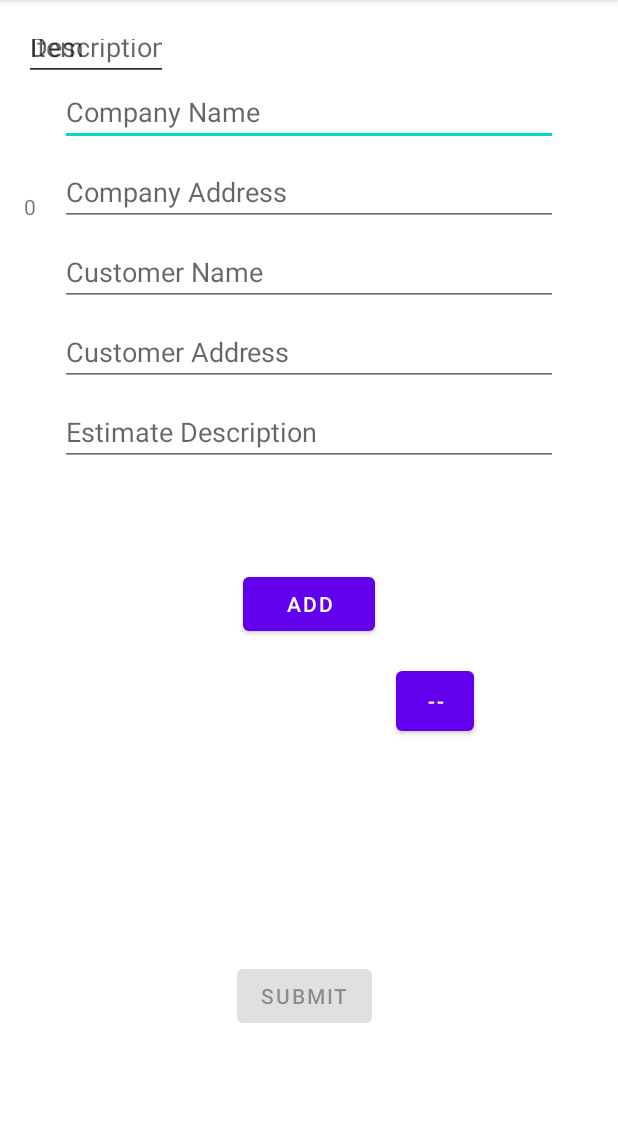
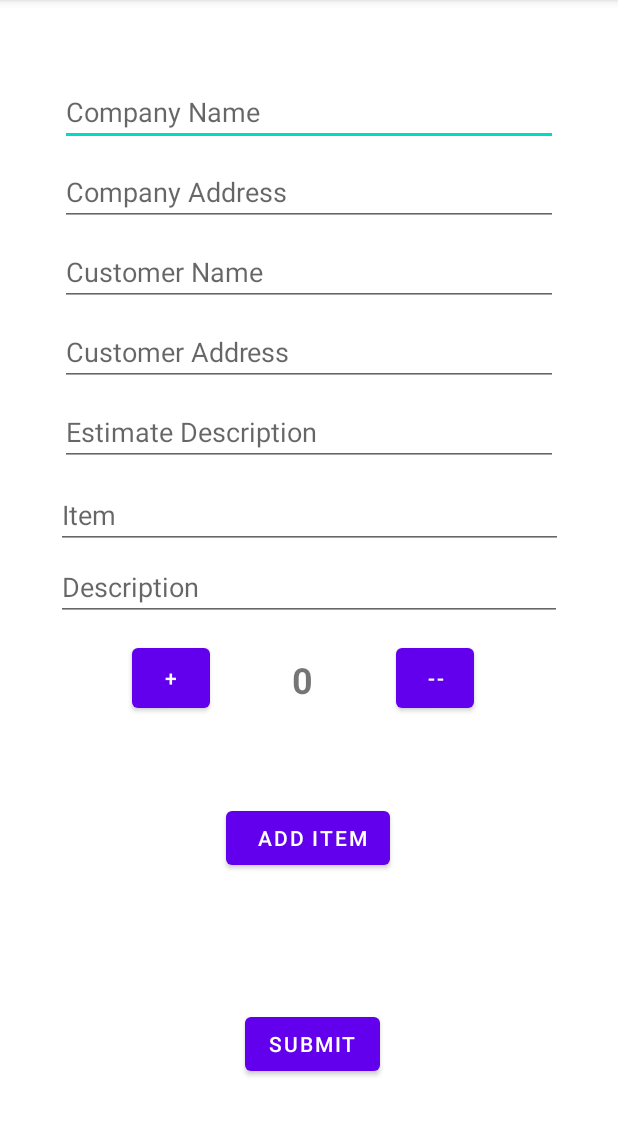
Before and after one commit to WALTER-CORE/handy-estimate, an Android app: the screen it shows after launch (LoginActivity), on a phone screen of 412 x 824 dp, the part 84-1220 px from its top. Run offline under Robolectric (Android 15) with nearby library versions, the phone set to English and light mode, and no system bars.

Commit message:
Added text inserts for the estimate object

```diff
--- a/app/src/main/java/com/walter/handyestimate/data/model/Estimate.java
+++ b/app/src/main/java/com/walter/handyestimate/data/model/Estimate.java
@@ -20,6 +20,7 @@
     // Customer Information
     private String customerName;
     private String customerAddress;
+    public boolean success;
 
     public Estimate() {
     }
@@ -35,6 +36,11 @@
         this.estimateId = UUID.randomUUID();
         this.estimateDescription = estimateDescription;
         this.estimateTable = estimateTable;
+        success = true;
+    }
+
+    public boolean isSuccess() {
+        return success;
     }
 
     public String getCompanyName() {
--- a/app/src/main/java/com/walter/handyestimate/ui/login/LoginActivity.java
+++ b/app/src/main/java/com/walter/handyestimate/ui/login/LoginActivity.java
@@ -91,7 +91,10 @@
 
 
             estimate = new Estimate(estimateDescription, companyName, companyAddress, customerName, customerAddress, new EstimateTable(lineItemList));
-
+            if (estimate.isSuccess()) {
+                lineQuantity = 99;
+                quantity.setText("" + lineQuantity);
+            }
 
         });
     }
--- a/app/src/main/res/layout/activity_login.xml
+++ b/app/src/main/res/layout/activity_login.xml
@@ -90,88 +90,94 @@
         app:layout_constraintStart_toStartOf="parent"
         app:layout_constraintTop_toBottomOf="@id/company_address" />
 
+    <EditText
+        android:id="@+id/item"
+        android:layout_width="338dp"
+        android:layout_height="43dp"
+        android:layout_marginTop="12dp"
+        android:hint="@string/item"
+        android:inputType="text"
+        app:layout_constraintEnd_toEndOf="parent"
+        app:layout_constraintHorizontal_bias="0.506"
+        app:layout_constraintStart_toStartOf="parent"
+        app:layout_constraintTop_toBottomOf="@+id/estimate_description" />
+
+    <EditText
+        android:id="@+id/item_description"
+        android:layout_width="337dp"
+        android:layout_height="44dp"
+        android:layout_marginTop="4dp"
+        android:hint="@string/item_description"
+        android:inputType="text"
+        app:layout_constraintEnd_toEndOf="parent"
+        app:layout_constraintStart_toStartOf="parent"
+        app:layout_constraintTop_toBottomOf="@+id/item" />
+
     <Button
         android:id="@+id/submit"
         android:layout_width="wrap_content"
         android:layout_height="wrap_content"
         android:layout_gravity="start"
         android:layout_marginStart="48dp"
-        android:layout_marginTop="16dp"
         android:layout_marginEnd="48dp"
-        android:layout_marginBottom="64dp"
-        android:enabled="false"
-        android:text="Submit"
+        android:layout_marginBottom="32dp"
+        android:enabled="true"
+        android:text="@string/submit"
         app:layout_constraintBottom_toBottomOf="parent"
         app:layout_constraintEnd_toEndOf="parent"
-        app:layout_constraintHorizontal_bias="0.484"
-        app:layout_constraintStart_toStartOf="parent"
-        app:layout_constraintTop_toBottomOf="@id/estimate_description"
-        app:layout_constraintVertical_bias="1.0" />
-
-    <EditText
-        android:id="@+id/item"
-        android:layout_width="96dp"
-        android:layout_height="38dp"
-        android:hint="@string/item"
-        android:inputType="text"
-        tools:layout_editor_absoluteX="-4dp"
-        tools:layout_editor_absoluteY="362dp" />
-
-    <EditText
-        android:id="@+id/item_description"
-        android:layout_width="96dp"
-        android:layout_height="38dp"
-        android:hint="@string/item_description"
-        android:inputType="text"
-        tools:layout_editor_absoluteX="102dp"
-        tools:layout_editor_absoluteY="363dp" />
+        app:layout_constraintHorizontal_bias="0.511"
+        app:layout_constraintStart_toStartOf="parent" />
 
     <Button
         android:id="@+id/plus_quantity"
         android:layout_width="52dp"
         android:layout_height="52dp"
-        android:layout_marginEnd="20dp"
-        android:layout_marginRight="20dp"
+        android:layout_marginStart="72dp"
+        android:layout_marginLeft="72dp"
+        android:layout_marginTop="12dp"
         android:text="+"
-        app:layout_constraintBottom_toTopOf="@+id/submit"
-        app:layout_constraintEnd_toStartOf="@+id/quantity"
-        app:layout_constraintTop_toBottomOf="@+id/estimate_description"
-        app:layout_constraintVertical_bias="0.471" />
+        app:layout_constraintStart_toStartOf="parent"
+        app:layout_constraintTop_toBottomOf="@+id/item_description" />
 
     <Button
         android:id="@+id/minus_quantity"
         android:layout_width="52dp"
         android:layout_height="52dp"
+        android:layout_marginTop="12dp"
         android:layout_marginEnd="80dp"
         android:layout_marginRight="80dp"
         android:text="--"
+        app:layout_constraintEnd_toEndOf="parent"
+        app:layout_constraintTop_toBottomOf="@+id/item_description" />
+
+    <Button
+        android:id="@+id/add_item"
+        android:layout_width="wrap_content"
+        android:layout_height="wrap_content"
+        android:text=" ADD ITEM"
         app:layout_constraintBottom_toTopOf="@+id/submit"
         app:layout_constraintEnd_toEndOf="parent"
-        app:layout_constraintHorizontal_bias="1.0"
-        app:layout_constraintStart_toEndOf="@+id/quantity"
-        app:layout_constraintTop_toBottomOf="@+id/estimate_description"
-        app:layout_constraintVertical_bias="0.471" />
+        app:layout_constraintHorizontal_bias="0.498"
+        app:layout_constraintStart_toStartOf="parent"
+        app:layout_constraintTop_toBottomOf="@+id/minus_quantity"
+        app:layout_constraintVertical_bias="0.39" />
 
     <TextView
         android:id="@+id/quantity"
         android:layout_width="96dp"
         android:layout_height="38dp"
         android:layout_centerInParent="true"
+        android:layout_marginTop="20dp"
         android:autoText="true"
+        android:gravity="center"
         android:text="0"
-        app:layout_constraintBottom_toTopOf="@+id/submit"
-        app:layout_constraintTop_toBottomOf="@+id/item_description"
-        app:layout_constraintVertical_bias="0.135"
-        tools:layout_editor_absoluteX="143dp" />
+        android:textIsSelectable="true"
+        android:textSize="24sp"
+        android:textStyle="bold"
+        app:layout_constraintEnd_toStartOf="@+id/minus_quantity"
+        app:layout_constraintHorizontal_bias="0.473"
+        app:layout_constraintStart_toEndOf="@+id/plus_quantity"
+        app:layout_constraintTop_toBottomOf="@+id/item_description" />
 
-    <Button
-        android:id="@+id/add_item"
-        android:layout_width="wrap_content"
-        android:layout_height="wrap_content"
-        android:text="ADD"
-        app:layout_constraintBottom_toTopOf="@+id/submit"
-        app:layout_constraintEnd_toEndOf="parent"
-        app:layout_constraintStart_toStartOf="parent"
-        app:layout_constraintTop_toBottomOf="@+id/quantity" />
 
 </androidx.constraintlayout.widget.ConstraintLayout>
--- a/app/src/main/res/values/strings.xml
+++ b/app/src/main/res/values/strings.xml
@@ -16,4 +16,5 @@
     <string name="customer_address">Customer Address</string>
     <string name="item">Item</string>
     <string name="item_description">Description</string>
+    <string name="submit">Submit</string>
 </resources>
```
